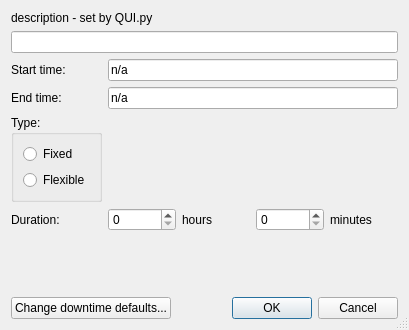
Qt form Nagstamon/QUI/dialog_downtime.ui (HenriWahl/Nagstamon) before a commit.
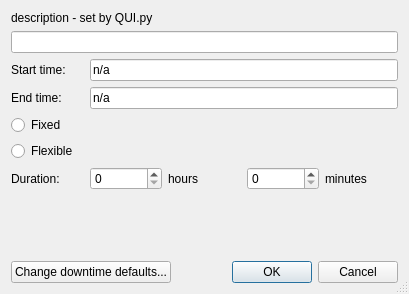
The same form after that commit.

```diff
--- a/Nagstamon/QUI/dialog_downtime.ui
+++ b/Nagstamon/QUI/dialog_downtime.ui
@@ -7,7 +7,7 @@
     <x>0</x>
     <y>0</y>
     <width>409</width>
-    <height>330</height>
+    <height>294</height>
    </rect>
   </property>
   <property name="windowTitle">
@@ -27,30 +27,7 @@
      </property>
     </widget>
    </item>
-   <item row="4" column="0">
-    <widget class="QGroupBox" name="type_groupbox">
-     <property name="title">
-      <string>Type:</string>
-     </property>
-     <layout class="QVBoxLayout" name="verticalLayout">
-      <item>
-       <widget class="QRadioButton" name="input_radiobutton_type_fixed">
-        <property name="text">
-         <string>Fixed</string>
-        </property>
-       </widget>
-      </item>
-      <item>
-       <widget class="QRadioButton" name="input_radiobutton_type_flexible">
-        <property name="text">
-         <string>Flexible</string>
-        </property>
-       </widget>
-      </item>
-     </layout>
-    </widget>
-   </item>
-   <item row="12" column="2">
+   <item row="13" column="2">
     <spacer name="verticalSpacer">
      <property name="orientation">
       <enum>Qt::Vertical</enum>
@@ -70,7 +47,7 @@
      </property>
     </widget>
    </item>
-   <item row="17" column="0" rowspan="2" colspan="5">
+   <item row="18" column="0" rowspan="2" colspan="5">
     <layout class="QHBoxLayout" name="horizontalLayout">
      <item>
       <widget class="QPushButton" name="button_change_defaults_downtime">
@@ -91,36 +68,36 @@
      </item>
     </layout>
    </item>
-   <item row="11" column="2">
+   <item row="12" column="2">
     <widget class="QLabel" name="label_duration_hours">
      <property name="text">
       <string>hours</string>
      </property>
     </widget>
    </item>
-   <item row="11" column="3">
+   <item row="12" column="3">
     <widget class="QSpinBox" name="input_spinbox_duration_minutes"/>
    </item>
-   <item row="11" column="4">
+   <item row="1" column="0" colspan="5">
+    <widget class="QLineEdit" name="input_lineedit_comment"/>
+   </item>
+   <item row="12" column="4">
     <widget class="QLabel" name="label_duration_minutes">
      <property name="text">
       <string>minutes</string>
      </property>
     </widget>
    </item>
-   <item row="11" column="0">
+   <item row="12" column="1">
+    <widget class="QSpinBox" name="input_spinbox_duration_hours"/>
+   </item>
+   <item row="12" column="0">
     <widget class="QLabel" name="label_duration">
      <property name="text">
       <string>Duration:</string>
      </property>
     </widget>
    </item>
-   <item row="1" column="0" colspan="5">
-    <widget class="QLineEdit" name="input_lineedit_comment"/>
-   </item>
-   <item row="11" column="1">
-    <widget class="QSpinBox" name="input_spinbox_duration_hours"/>
-   </item>
    <item row="3" column="0">
     <widget class="QLabel" name="label_end_time">
      <property name="text">
@@ -142,6 +119,20 @@
      </property>
     </widget>
    </item>
+   <item row="6" column="0">
+    <widget class="QRadioButton" name="input_radiobutton_type_flexible">
+     <property name="text">
+      <string>Flexible</string>
+     </property>
+    </widget>
+   </item>
+   <item row="5" column="0">
+    <widget class="QRadioButton" name="input_radiobutton_type_fixed">
+     <property name="text">
+      <string>Fixed</string>
+     </property>
+    </widget>
+   </item>
   </layout>
  </widget>
  <tabstops>
```
Left out of the diff: 2 changed lines with no effect on the pictures.
